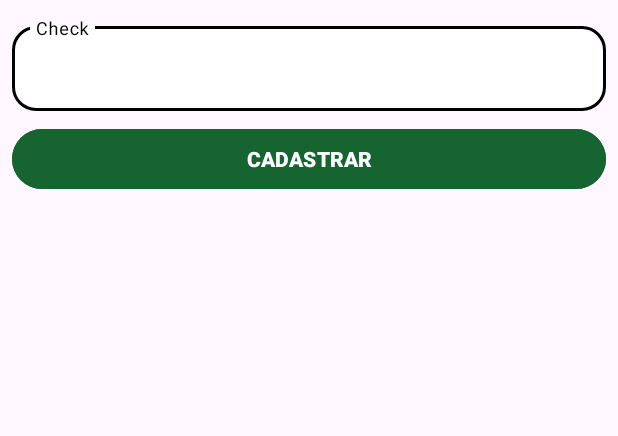
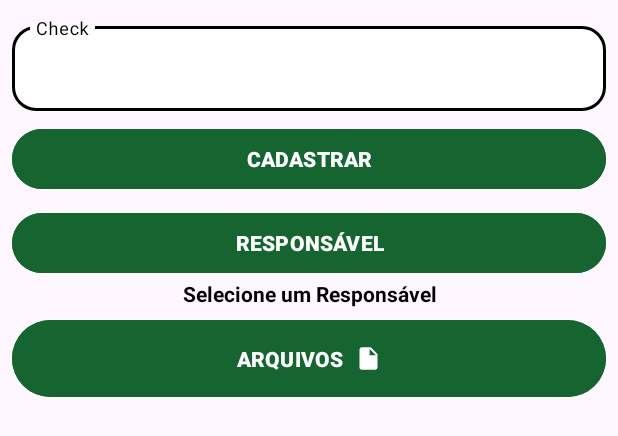
Before and after one commit to gustavodias24/Baratao-Tarefas, an Android app: the layout layout_criar_sub_check.xml on its own in the app's theme, with its tools: preview values and no code run, on a phone screen of 412 x 824 dp. Shown: the top 436 px of the screen. Run offline under Robolectric (Android 15) with nearby library versions, the phone set to English and light mode, and no system bars.

Commit message:
- destinar subChek a um resposável.✅

```diff
--- a/app/src/main/java/benicio/solucoes/baratotarefas/TarefasActivity.java
+++ b/app/src/main/java/benicio/solucoes/baratotarefas/TarefasActivity.java
@@ -349,7 +349,10 @@ public class TarefasActivity extends AppCompatActivity {
         FirebaseMessaging.getInstance().getToken().addOnCompleteListener(task -> {
             dialogCarregando.dismiss();
             if ( task.isSuccessful() ){
-                dialogCarregando.show();
+                try{
+                    dialogCarregando.show();
+
+                }catch (Exception ignored){}
 
                 String token =  task.getResult();
 
--- a/app/src/main/res/layout/layout_criar_sub_check.xml
+++ b/app/src/main/res/layout/layout_criar_sub_check.xml
@@ -45,5 +45,51 @@
         android:textAllCaps="true"
         android:textStyle="bold" />
 
+    <Button
+        android:id="@+id/cadastrar_resposavel_subCheck"
+        android:layout_width="match_parent"
+        android:layout_height="wrap_content"
+        android:layout_marginTop="8dp"
+        android:backgroundTint="@color/verde"
+        android:text="responsável"
+        android:textAllCaps="true"
+        android:textStyle="bold" />
+
+    <TextView
+        android:id="@+id/textResponsavelSubCheck"
+        android:layout_width="match_parent"
+        android:layout_height="wrap_content"
+        android:gravity="center"
+        android:text="Selecione um Responsável"
+        android:textColor="#000000"
+        android:textStyle="bold" />
+
+    <Button
+        android:id="@+id/enviarArquivoInSubCheck"
+        android:layout_width="match_parent"
+        android:layout_height="wrap_content"
+        android:layout_marginTop="4dp"
+        android:layout_weight="0"
+        android:backgroundTint="@color/verde"
+        android:isScrollContainer="false"
+        android:paddingTop="16dp"
+        android:paddingBottom="16dp"
+        android:pointerIcon="cell"
+        android:text="Arquivos"
+        android:textAllCaps="true"
+        android:textColor="#FFFFFF"
+        android:textSize="14sp"
+        android:textStyle="bold"
+        app:icon="@drawable/baseline_insert_drive_file_24"
+        app:iconGravity="textEnd"
+        app:iconTint="#FFFFFF"
+        app:iconTintMode="src_in" />
+
+    <androidx.recyclerview.widget.RecyclerView
+        android:id="@+id/recyclerFileInSubCheck"
+        android:layout_width="match_parent"
+        android:layout_height="wrap_content"
+        android:background="@drawable/back_r_round"/>
+
 
 </LinearLayout></ScrollView>
```
Also changed, not shown: app/src/main/java/benicio/solucoes/baratotarefas/CriacaoTarefaActivity.java (+46 -8 lines), app/src/main/java/benicio/solucoes/baratotarefas/adapter/AdapterChecks.java (+8 -2 lines), app/src/main/java/benicio/solucoes/baratotarefas/adapter/AdapterUsuarios.java (+30 -3 lines), app/src/main/java/benicio/solucoes/baratotarefas/model/CheckModel.java (+8 -0 lines), app/src/main/res/layout/layout_check.xml (+20 -0 lines).
